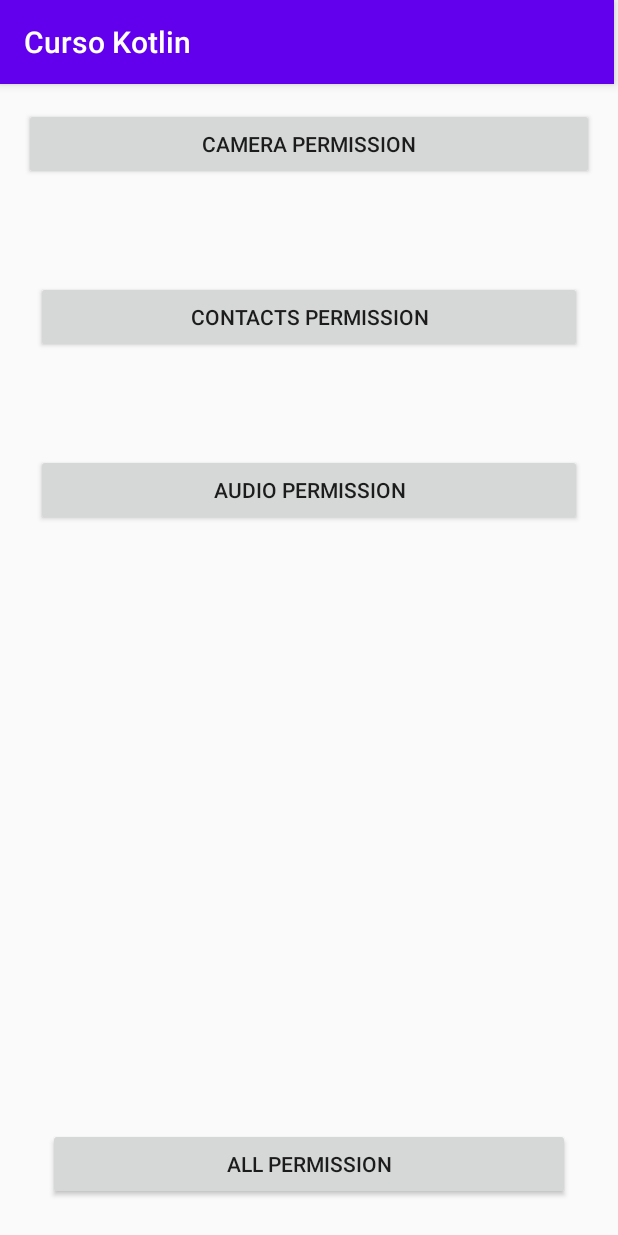
After one commit to Irwing-Herrera/kotlin-udemy, an Android app: the DexterActivity screen opened directly, with no data from a screen before it, on a phone screen of 412 x 824 dp. The commit adds this screen. Run offline under Robolectric (Android 15) with nearby library versions, the phone set to English and light mode, and no system bars; libraries missing offline, so code that uses them is left out: com.karumi.dexter.

Commit message:
Permisos con libreria Dexter

```diff
--- a/app/build.gradle
+++ b/app/build.gradle
@@ -8,7 +8,7 @@ android {
 
     defaultConfig {
         applicationId "iherrera.cursokotlin.com"
-        minSdkVersion 19
+        minSdkVersion 21
         targetSdkVersion 29
         versionCode 1
         versionName "1.0"
@@ -36,4 +36,5 @@ dependencies {
     androidTestImplementation 'androidx.test.espresso:espresso-core:3.2.0'
 
     implementation 'com.squareup.picasso:picasso:2.71828'
+    implementation 'com.karumi:dexter:6.2.1'
 }
--- a/app/src/main/AndroidManifest.xml
+++ b/app/src/main/AndroidManifest.xml
@@ -4,6 +4,8 @@
 
     <uses-permission android:name="android.permission.INTERNET" />
     <uses-permission android:name="android.permission.CAMERA" />
+    <uses-permission android:name="android.permission.READ_CONTACTS" />
+    <uses-permission android:name="android.permission.RECORD_AUDIO" />
 
     <application
         android:name=".Section_01.App.MyApp"
@@ -13,7 +15,8 @@
         android:roundIcon="@mipmap/ic_launcher_round"
         android:supportsRtl="true"
         android:theme="@style/AppTheme">
-        <activity android:name=".Section_01.Activities.ExtensionFunctionsActivity"></activity>
+        <activity android:name=".Section_02.Activities.DexterActivity"></activity>
+        <activity android:name=".Section_01.Activities.ExtensionFunctionsActivity" />
         <activity android:name=".Section_01.Activities.ShredPreferencesActivity" />
         <activity android:name=".Section_01.Activities.PermissionsActivity" />
         <activity android:name=".Section_01.Others.ToolbarActivity" />
--- a/app/src/main/java/iherrera/cursokotlin/com/MainActivity.kt
+++ b/app/src/main/java/iherrera/cursokotlin/com/MainActivity.kt
@@ -10,6 +10,7 @@ import androidx.appcompat.widget.Toolbar
 import iherrera.cursokotlin.com.Section_01.Activities.*
 import iherrera.cursokotlin.com.Section_01.Others.LifeCycleEventsActivity
 import iherrera.cursokotlin.com.Section_01.Others.ToolbarActivity
+import iherrera.cursokotlin.com.Section_02.Activities.DexterActivity
 import kotlinx.android.synthetic.main.activity_main.*
 
 class MainActivity : ToolbarActivity() {
@@ -48,6 +49,9 @@ class MainActivity : ToolbarActivity() {
         buttonToSharedPreferences.setOnClickListener { openActivity<ShredPreferencesActivity>(this) }
 
         buttonToExtensionFunctions.setOnClickListener { openActivity<ExtensionFunctionsActivity>(this) }
+
+        buttonToDexterLibrary.setOnClickListener { openActivity<DexterActivity>(this) }
+
     }
 
     private inline fun <reified T> openActivity(context: Context) {
--- /dev/null
+++ b/app/src/main/java/iherrera/cursokotlin/com/Section_02/Activities/DexterActivity.kt
@@ -0,0 +1,76 @@
+package iherrera.cursokotlin.com.Section_02.Activities
+
+import android.Manifest
+import android.content.Context
+import androidx.appcompat.app.AppCompatActivity
+import android.os.Bundle
+import android.widget.TextView
+import androidx.appcompat.widget.Toolbar
+import androidx.core.content.ContextCompat
+import com.karumi.dexter.Dexter
+import com.karumi.dexter.PermissionToken
+import com.karumi.dexter.listener.PermissionDeniedResponse
+import com.karumi.dexter.listener.PermissionGrantedResponse
+import com.karumi.dexter.listener.PermissionRequest
+import com.karumi.dexter.listener.single.PermissionListener
+import iherrera.cursokotlin.com.R
+import iherrera.cursokotlin.com.Section_01.Others.ToolbarActivity
+import iherrera.cursokotlin.com.Section_02.Enums.PermissionStatusEnum
+import kotlinx.android.synthetic.main.activity_dexter.*
+import kotlinx.android.synthetic.main.activity_main.*
+import kotlinx.android.synthetic.main.activity_main.toolbar
+
+class DexterActivity : ToolbarActivity() {
+
+    override fun onCreate(savedInstanceState: Bundle?) {
+        super.onCreate(savedInstanceState)
+        setContentView(R.layout.activity_dexter)
+
+        toolbarToLoad(toolbar as Toolbar)
+
+        buttonCamera.setOnClickListener   { setPermissionHandler(Manifest.permission.CAMERA, textViewCamera) }
+        buttonContacts.setOnClickListener { setPermissionHandler(Manifest.permission.READ_CONTACTS, textViewContacts) }
+        buttonAudio.setOnClickListener    { setPermissionHandler(Manifest.permission.RECORD_AUDIO, textViewAudio) }
+
+    }
+
+    private fun setPermissionHandler(permission: String, textView: TextView) {
+        Dexter.withContext(this)
+            .withPermission(permission)
+            .withListener(object: PermissionListener {
+                override fun onPermissionGranted(p0: PermissionGrantedResponse?) {
+                    setPermissionStatus(textView, PermissionStatusEnum.GRANTED)
+                }
+
+                override fun onPermissionDenied(p0: PermissionDeniedResponse?) {
+                    if (p0!!.isPermanentlyDenied) {
+                        setPermissionStatus(textView, PermissionStatusEnum.PERMANENTLY_DENIED)
+                    } else {
+                        setPermissionStatus(textView, PermissionStatusEnum.DENIED)
+                    }
+                }
+
+                override fun onPermissionRationaleShouldBeShown(p0: PermissionRequest?, p1: PermissionToken?) {
+                    p1!!.continuePermissionRequest()
+                }
+            })
+            .check()
+    }
+
+    private fun setPermissionStatus(textView: TextView, status: PermissionStatusEnum) {
+        when (status) {
+            PermissionStatusEnum.GRANTED -> {
+                textView.text = "Granted!"
+                textView.setTextColor(ContextCompat.getColor(this, R.color.colorPermissionStatusGranted))
+            }
+            PermissionStatusEnum.DENIED -> {
+                textView.text = "Denied!"
+                textView.setTextColor(ContextCompat.getColor(this, R.color.colorPermissionStatusDenied))
+            }
+            PermissionStatusEnum.PERMANENTLY_DENIED -> {
+                textView.text = "Permanently Denied!"
+                textView.setTextColor(ContextCompat.getColor(this, R.color.colorPermissionStatusPermanentlyDenied))
+            }
+        }
+    }
+}
--- /dev/null
+++ b/app/src/main/java/iherrera/cursokotlin/com/Section_02/Enums/PermissionStatusEnum.kt
@@ -0,0 +1,5 @@
+package iherrera.cursokotlin.com.Section_02.Enums
+
+enum class PermissionStatusEnum {
+    GRANTED, DENIED, PERMANENTLY_DENIED
+}
--- /dev/null
+++ b/app/src/main/res/layout/activity_dexter.xml
@@ -0,0 +1,93 @@
+<?xml version="1.0" encoding="utf-8"?>
+<androidx.constraintlayout.widget.ConstraintLayout xmlns:android="http://schemas.android.com/apk/res/android"
+    xmlns:app="http://schemas.android.com/apk/res-auto"
+    xmlns:tools="http://schemas.android.com/tools"
+    android:layout_width="match_parent"
+    android:layout_height="match_parent"
+    tools:context=".Section_02.Activities.DexterActivity">
+
+    <include android:id="@+id/toolbar"
+        layout="@layout/toolbar"/>
+
+    <Button
+        android:id="@+id/buttonCamera"
+        android:layout_width="0dp"
+        android:layout_height="wrap_content"
+        android:layout_marginStart="16dp"
+        android:layout_marginTop="16dp"
+        android:layout_marginEnd="16dp"
+        android:text="Camera Permission"
+        app:layout_constraintEnd_toEndOf="parent"
+        app:layout_constraintStart_toStartOf="parent"
+        app:layout_constraintTop_toBottomOf="@+id/toolbar" />
+
+    <TextView
+        android:id="@+id/textViewCamera"
+        android:layout_width="0dp"
+        android:layout_height="wrap_content"
+        android:layout_marginStart="32dp"
+        android:layout_marginTop="16dp"
+        android:layout_marginEnd="32dp"
+        app:layout_constraintEnd_toEndOf="parent"
+        app:layout_constraintStart_toStartOf="parent"
+        app:layout_constraintTop_toBottomOf="@+id/buttonCamera" />
+
+    <Button
+        android:id="@+id/buttonContacts"
+        android:layout_width="0dp"
+        android:layout_height="wrap_content"
+        android:layout_marginStart="24dp"
+        android:layout_marginTop="32dp"
+        android:layout_marginEnd="24dp"
+        android:text="Contacts Permission"
+        app:layout_constraintEnd_toEndOf="parent"
+        app:layout_constraintStart_toStartOf="parent"
+        app:layout_constraintTop_toBottomOf="@+id/textViewCamera" />
+
+    <TextView
+        android:id="@+id/textViewContacts"
+        android:layout_width="0dp"
+        android:layout_height="wrap_content"
+        android:layout_marginStart="32dp"
+        android:layout_marginTop="16dp"
+        android:layout_marginEnd="32dp"
+        app:layout_constraintEnd_toEndOf="parent"
+        app:layout_constraintStart_toStartOf="parent"
+        app:layout_constraintTop_toBottomOf="@+id/buttonContacts" />
+
+    <Button
+        android:id="@+id/buttonAudio"
+        android:layout_width="0dp"
+        android:layout_height="wrap_content"
+        android:layout_marginStart="24dp"
+        android:layout_marginTop="32dp"
+        android:layout_marginEnd="24dp"
+        android:text="Audio Permission"
+        app:layout_constraintEnd_toEndOf="parent"
+        app:layout_constraintStart_toStartOf="parent"
+        app:layout_constraintTop_toBottomOf="@+id/textViewContacts" />
+
+    <TextView
+        android:id="@+id/textViewAudio"
+        android:layout_width="0dp"
+        android:layout_height="wrap_content"
+        android:layout_marginStart="32dp"
+        android:layout_marginTop="16dp"
+        android:layout_marginEnd="32dp"
+        app:layout_constraintEnd_toEndOf="parent"
+        app:layout_constraintStart_toStartOf="parent"
+        app:layout_constraintTop_toBottomOf="@+id/buttonAudio" />
+
+    <Button
+        android:id="@+id/buttonAll"
+        android:layout_width="0dp"
+        android:layout_height="wrap_content"
+        android:layout_marginStart="32dp"
+        android:layout_marginEnd="32dp"
+        android:layout_marginBottom="24dp"
+        android:text="All Permission"
+        app:layout_constraintBottom_toBottomOf="parent"
+        app:layout_constraintEnd_toEndOf="parent"
+        app:layout_constraintStart_toStartOf="parent" />
+
+</androidx.constraintlayout.widget.ConstraintLayout>
--- a/app/src/main/res/values/colors.xml
+++ b/app/src/main/res/values/colors.xml
@@ -3,4 +3,8 @@
     <color name="colorPrimary">#6200EE</color>
     <color name="colorPrimaryDark">#3700B3</color>
     <color name="colorAccent">#03DAC5</color>
+
+    <color name="colorPermissionStatusGranted">#388E3C</color>
+    <color name="colorPermissionStatusDenied">#FFA000</color>
+    <color name="colorPermissionStatusPermanentlyDenied">#D32F2F</color>
 </resources>
```
Also changed, not shown: app/src/main/res/layout/activity_main.xml (+16 -3 lines).
